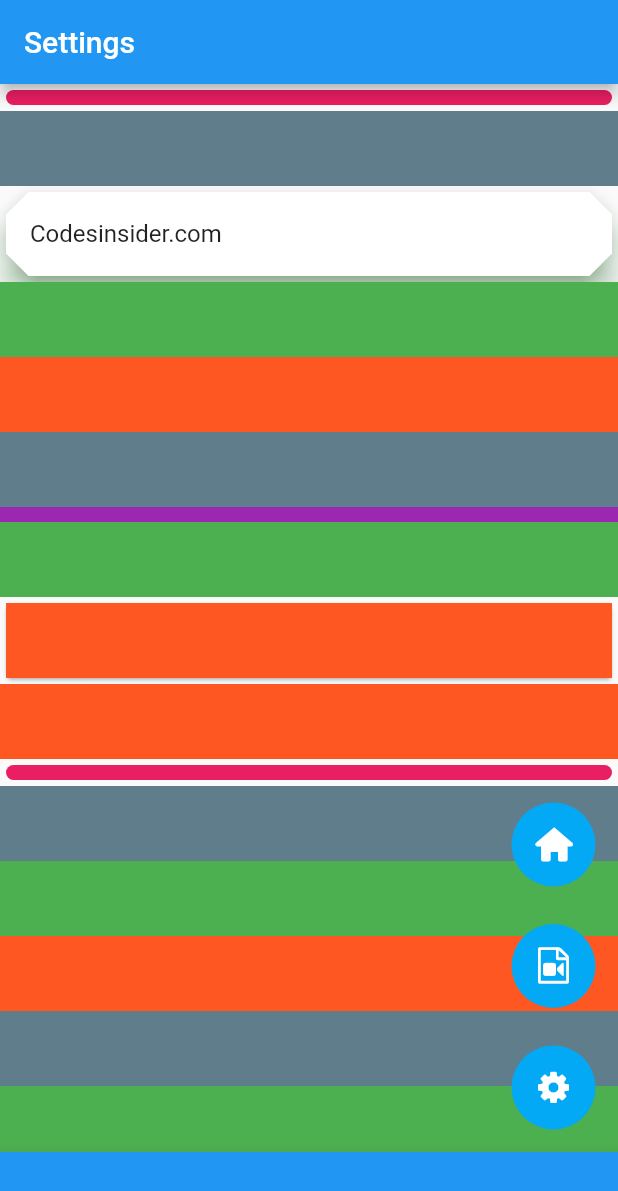
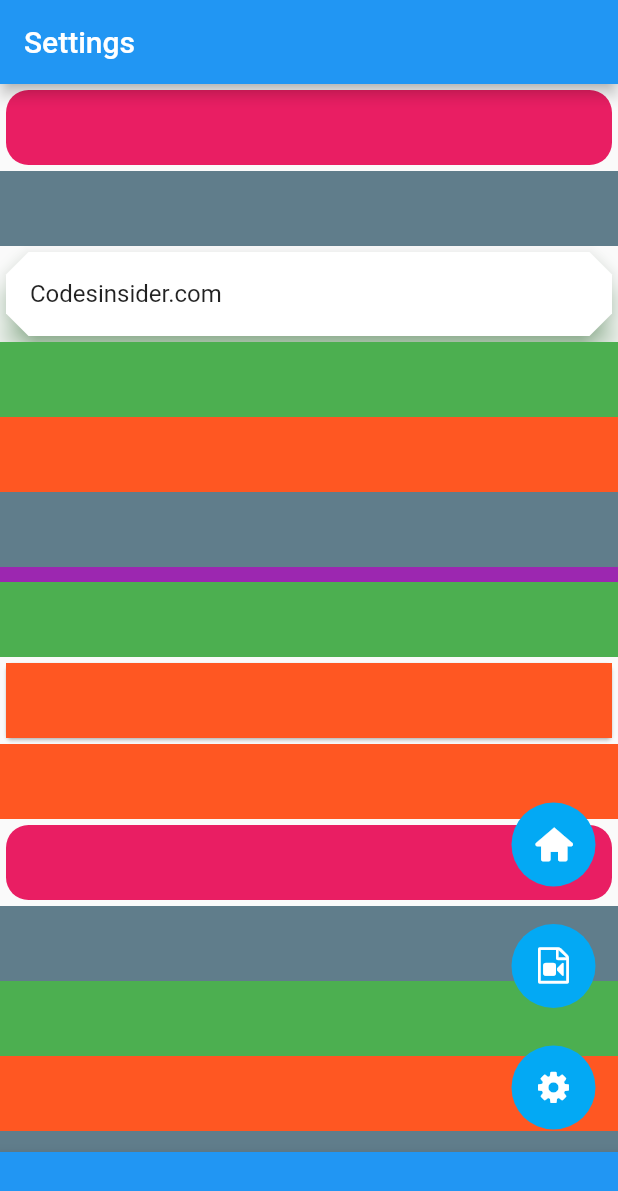
Before and after one commit to BigDeeEss/dash_cam_app, a Flutter app: the screen it shows after launch, on a phone screen of 412 x 824 dp. Shown: the top 1191 px of the screen. Run offline on Flutter 3.47's test engine with Material 2 defaults, Android fonts, the phone set to English and light mode, and no system bars.

Commit message:
Implement prototype ListView Clipper.
Rather than use NotificationNotifier to initiate a change in shape for each tile, place entire list view inside a custom clipper.

```diff
--- a/lib/settings_page_contents.dart
+++ b/lib/settings_page_contents.dart
@@ -4,6 +4,7 @@ import 'package:flutter/material.dart';
 //  Import project-specific files.
 import 'package:dash_cam_app/notification_notifier.dart';
 import 'package:dash_cam_app/settings_page_list_tile.dart';
+import 'package:dash_cam_app/settings_page_list_tile_clipper.dart';
 
 /// Implement a settings page based on a bespoke list view.
 class SettingsPageContents extends StatelessWidget {
@@ -31,7 +32,11 @@ class _SettingsPageContentsList extends StatelessWidget {
 
   @override
   Widget build(BuildContext context) {
-    return ListView(
+    return ClipPath(
+      clipper: SettingsPageListTileClipper(
+        context: context,
+      ),
+      child: ListView(
         children: [
           SettingsPageListTile(
             valueListenable: NotificationNotifier.of(context).notificationData,
@@ -352,6 +357,7 @@ class _SettingsPageContentsList extends StatelessWidget {
             color: colors[0],
           ),
         ],
+      ),
     );
   }
 }
--- a/lib/settings_page_list_tile.dart
+++ b/lib/settings_page_list_tile.dart
@@ -52,35 +52,35 @@ class SettingsPageListTile extends StatelessWidget {
           //     color: colors[4],
           //   )
           // );
-          // Padding(
-          //   padding: EdgeInsets.all(4.0),
-          //   child: ClipRRect(
-          //     borderRadius: BorderRadius.circular(15.0),
-          //     child: Container(
-          //       height: 50.0,
-          //       width: 50,
-          //       alignment: Alignment.center,
-          //       color: colors[4],
-          //     )
-          //   )
-          // );
-          ClipPath(
-            clipper: SettingsPageListTileClipper(
-              context: context,
-            ),
-            child: Padding(
+          Padding(
             padding: EdgeInsets.all(4.0),
             child: ClipRRect(
               borderRadius: BorderRadius.circular(15.0),
               child: Container(
-                  height: value % 190 + 10,
+                height: 50.0,
                 width: 50,
                 alignment: Alignment.center,
                 color: colors[4],
               )
             )
-          )
           );
+          // ClipPath(
+          //   clipper: SettingsPageListTileClipper(
+          //     context: context,
+          //   ),
+          //   child: Padding(
+          //     padding: EdgeInsets.all(4.0),
+          //     child: ClipRRect(
+          //       borderRadius: BorderRadius.circular(15.0),
+          //       child: Container(
+          //         height: 150,
+          //         // width: 50,
+          //         alignment: Alignment.center,
+          //         color: colors[4],
+          //       )
+          //     )
+          //   )
+          // );
           // Card(
           //   elevation: 8,
           //   shape: BeveledRectangleBorder(
```
Lines whose indentation alone changed are shown as unchanged.
